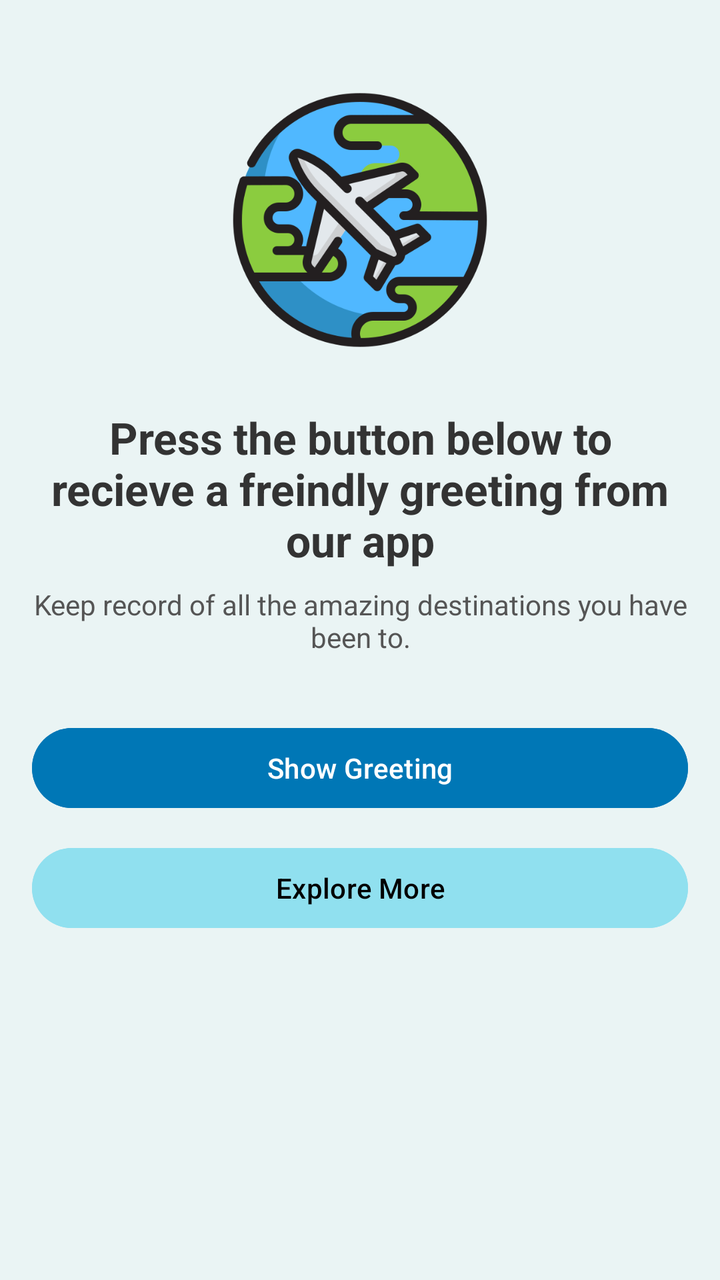
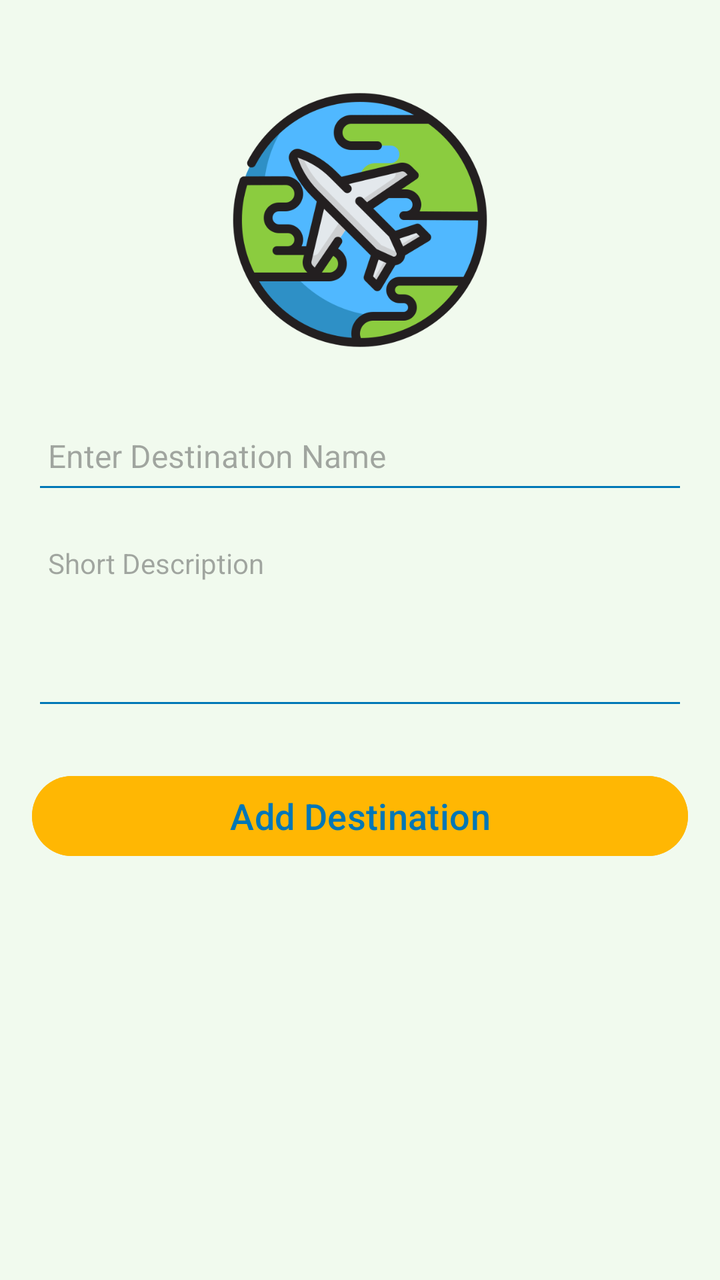

Screens rendered from an Android XML layout before and after an edit, with the pre-edit source and the edit as a unified diff.
<!-- AndroidManifest.xml: application theme Theme.WebAppProject -->
<!-- res/layout/activity_travel.xml -->
<?xml version="1.0" encoding="utf-8"?>
<androidx.constraintlayout.widget.ConstraintLayout
    xmlns:android="http://schemas.android.com/apk/res/android"
    xmlns:app="http://schemas.android.com/apk/res-auto"
    xmlns:tools="http://schemas.android.com/tools"
    android:id="@+id/main"
    android:layout_width="match_parent"
    android:layout_height="match_parent"
    android:padding="16dp"
    android:background="#EAF4F4"
    tools:context=".TravelActivity">

    
    <ImageView
        android:id="@+id/travelImage"
        android:layout_width="140dp"
        android:layout_height="140dp"
        android:layout_marginTop="24dp"
        android:scaleType="fitCenter"
        android:src="@drawable/world_icon"
        app:layout_constraintTop_toTopOf="parent"
        app:layout_constraintStart_toStartOf="parent"
        app:layout_constraintEnd_toEndOf="parent" />

    
    <TextView
        android:id="@+id/textView1"
        android:layout_width="0dp"
        android:layout_height="wrap_content"
        android:layout_marginTop="24dp"
        android:gravity="center"
        android:text="@string/window_text"
        android:textSize="22sp"
        android:textStyle="bold"
        android:textColor="#333333"
        app:layout_constraintTop_toBottomOf="@id/travelImage"
        app:layout_constraintStart_toStartOf="parent"
        app:layout_constraintEnd_toEndOf="parent" />

    
    <TextView
        android:id="@+id/subTitle"
        android:layout_width="0dp"
        android:layout_height="wrap_content"
        android:layout_marginTop="8dp"
        android:text="Keep record of all the amazing destinations you have been to."
        android:textSize="14sp"
        android:textColor="#555555"
        android:gravity="center"
        app:layout_constraintTop_toBottomOf="@id/textView1"
        app:layout_constraintStart_toStartOf="parent"
        app:layout_constraintEnd_toEndOf="parent" />

    
    <Button
        android:id="@+id/greetingButton"
        android:layout_width="0dp"
        android:layout_height="wrap_content"
        android:layout_marginTop="32dp"
        android:text="@string/button_label"
        android:backgroundTint="#0077B6"
        android:textColor="@android:color/white"
        app:layout_constraintTop_toBottomOf="@id/subTitle"
        app:layout_constraintStart_toStartOf="parent"
        app:layout_constraintEnd_toEndOf="parent" />

    
    <Button
        android:id="@+id/exploreButton"
        android:layout_width="0dp"
        android:layout_height="wrap_content"
        android:layout_marginTop="12dp"
        android:text="Explore More"
        android:backgroundTint="#90E0EF"
        android:textColor="#000000"
        app:layout_constraintTop_toBottomOf="@id/greetingButton"
        app:layout_constraintStart_toStartOf="parent"
        app:layout_constraintEnd_toEndOf="parent" />

</androidx.constraintlayout.widget.ConstraintLayout>
<!-- resources referenced by this layout -->
<resources>
  <!-- drawable world_icon: png bitmap (drawable, 49991 bytes) -->
  <string name="button_label">Show Greeting</string>
  <string name="window_text">Press the button below to recieve a freindly greeting from our app</string>
  <style name="Theme.WebAppProject" parent="Base.Theme.WebAppProject" />
  <style name="Base.Theme.WebAppProject" parent="Theme.Material3.DayNight.NoActionBar">
  
          <item name="colorPrimary">@color/colorPrimary</item>
          <item name="colorPrimaryContainer">@color/colorPrimaryDark</item>
          <item name="colorOnPrimary">@color/backgroundColor</item>
  
          <item name="colorSecondary">@color/colorAccent</item>
          <item name="colorSecondaryContainer">@color/colorAccent</item>
          <item name="colorOnSecondary">@color/textPrimary</item>
  
          <item name="android:windowBackground">@color/backgroundColor</item>
          <item name="colorSurface">@color/backgroundColor</item>
          <item name="colorOnSurface">@color/textPrimary</item>
  
          <item name="android:textColorPrimary">@color/textPrimary</item>
          <item name="android:textColorSecondary">@color/colorPrimaryDark</item>
      </style>
  <color name="colorPrimary">#0077B6</color>
  <color name="colorPrimaryDark">#023E8A</color>
  <color name="backgroundColor">#F1FAEE</color>
  <color name="colorAccent">#FFB703</color>
  <color name="textPrimary">#1D3557</color>
</resources>

<!-- the commit's change to res/layout/activity_travel.xml (unified diff, before → after) -->
@@ -3,78 +3,80 @@
     xmlns:android="http://schemas.android.com/apk/res/android"
     xmlns:app="http://schemas.android.com/apk/res-auto"
     xmlns:tools="http://schemas.android.com/tools"
-    android:id="@+id/main"
+    android:id="@+id/addDestinationLayout"
     android:layout_width="match_parent"
     android:layout_height="match_parent"
+    android:background="@color/backgroundColor"
     android:padding="16dp"
-    android:background="#EAF4F4"
     tools:context=".TravelActivity">
 
     
-    <ImageView
-        android:id="@+id/travelImage"
-        android:layout_width="140dp"
-        android:layout_height="140dp"
-        android:layout_marginTop="24dp"
-        android:scaleType="fitCenter"
-        android:src="@drawable/world_icon"
+    <ScrollView
+        android:layout_width="0dp"
+        android:layout_height="0dp"
         app:layout_constraintTop_toTopOf="parent"
+        app:layout_constraintBottom_toBottomOf="parent"
         app:layout_constraintStart_toStartOf="parent"
-        app:layout_constraintEnd_toEndOf="parent" />
+        app:layout_constraintEnd_toEndOf="parent">
 
-    
-    <TextView
-        android:id="@+id/textView1"
-        android:layout_width="0dp"
-        android:layout_height="wrap_content"
-        android:layout_marginTop="24dp"
-        android:gravity="center"
-        android:text="@string/window_text"
-        android:textSize="22sp"
-        android:textStyle="bold"
-        android:textColor="#333333"
-        app:layout_constraintTop_toBottomOf="@id/travelImage"
-        app:layout_constraintStart_toStartOf="parent"
-        app:layout_constraintEnd_toEndOf="parent" />
+        <LinearLayout
+            android:layout_width="match_parent"
+            android:layout_height="wrap_content"
+            android:orientation="vertical"
+            android:gravity="center_horizontal">
 
-    
-    <TextView
-        android:id="@+id/subTitle"
-        android:layout_width="0dp"
-        android:layout_height="wrap_content"
-        android:layout_marginTop="8dp"
-        android:text="Keep record of all the amazing destinations you have been to."
-        android:textSize="14sp"
-        android:textColor="#555555"
-        android:gravity="center"
-        app:layout_constraintTop_toBottomOf="@id/textView1"
-        app:layout_constraintStart_toStartOf="parent"
-        app:layout_constraintEnd_toEndOf="parent" />
+            
+            <ImageView
+                android:id="@+id/destinationImage"
+                android:layout_width="140dp"
+                android:layout_height="140dp"
+                android:layout_marginTop="24dp"
+                android:scaleType="fitCenter"
+                android:src="@drawable/world_icon"
+                android:contentDescription="Destination Image" />
 
-    
-    <Button
-        android:id="@+id/greetingButton"
-        android:layout_width="0dp"
-        android:layout_height="wrap_content"
-        android:layout_marginTop="32dp"
-        android:text="@string/button_label"
-        android:backgroundTint="#0077B6"
-        android:textColor="@android:color/white"
-        app:layout_constraintTop_toBottomOf="@id/subTitle"
-        app:layout_constraintStart_toStartOf="parent"
-        app:layout_constraintEnd_toEndOf="parent" />
+            
+            <EditText
+                android:id="@+id/destinationName"
+                android:layout_width="match_parent"
+                android:layout_height="48dp"
+                android:layout_marginTop="24dp"
+                android:hint="Enter Destination Name"
+                android:padding="8dp"
+                android:textColor="@color/textPrimary"
+                android:textSize="16sp"
+                android:backgroundTint="@color/colorPrimary"
+                android:maxLines="1"
+                android:inputType="text" />
 
-    
-    <Button
-        android:id="@+id/exploreButton"
-        android:layout_width="0dp"
-        android:layout_height="wrap_content"
-        android:layout_marginTop="12dp"
-        android:text="Explore More"
-        android:backgroundTint="#90E0EF"
-        android:textColor="#000000"
-        app:layout_constraintTop_toBottomOf="@id/greetingButton"
-        app:layout_constraintStart_toStartOf="parent"
-        app:layout_constraintEnd_toEndOf="parent" />
+            
+            <EditText
+                android:id="@+id/destinationDescription"
+                android:layout_width="match_parent"
+                android:layout_height="96dp"
+                android:layout_marginTop="12dp"
+                android:hint="Short Description"
+                android:padding="8dp"
+                android:textColor="@color/textPrimary"
+                android:textSize="14sp"
+                android:backgroundTint="@color/colorPrimary"
+                android:gravity="top"
+                android:inputType="textMultiLine"
+                android:scrollbars="vertical" />
+
+            
+            <Button
+                android:id="@+id/btnAddDestination"
+                android:layout_width="match_parent"
+                android:layout_height="wrap_content"
+                android:layout_marginTop="24dp"
+                android:text="Add Destination"
+                android:backgroundTint="@color/colorAccent"
+                android:textColor="@color/colorPrimary"
+                android:textSize="18sp"
+                android:stateListAnimator="@null" />
+
+        </LinearLayout>
+    </ScrollView>
 
 </androidx.constraintlayout.widget.ConstraintLayout>
<!-- resource entries referenced after the edit -->
@@ -1,8 +1,6 @@
 <!-- resources referenced by this layout -->
 <resources>
   <!-- drawable world_icon: png bitmap (drawable, 49991 bytes) -->
-  <string name="button_label">Show Greeting</string>
-  <string name="window_text">Press the button below to recieve a freindly greeting from our app</string>
   <style name="Theme.WebAppProject" parent="Base.Theme.WebAppProject" />
   <style name="Base.Theme.WebAppProject" parent="Theme.Material3.DayNight.NoActionBar">
   
